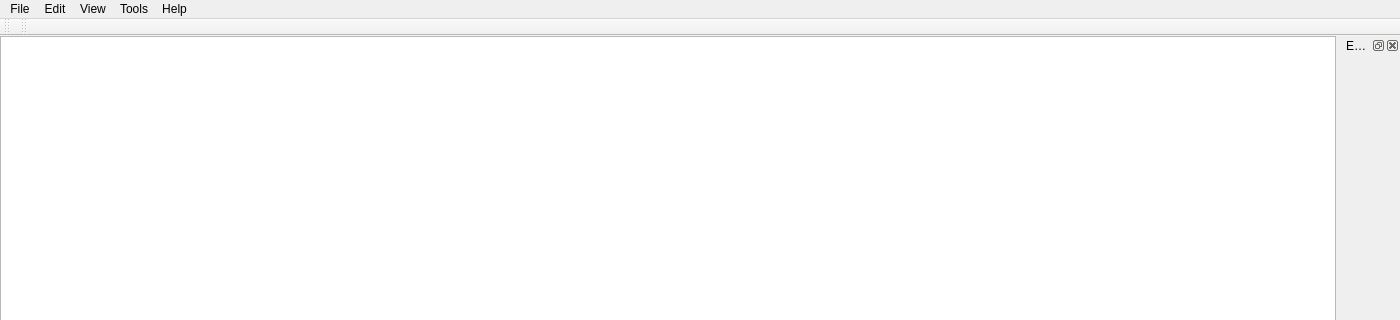
christophe-calmejane/Hive, file src/mainWindow.ui: the form before one commit; both pictures show x 0 to 1400 and y 0 to 320 of the 1400 by 800 pixel window.
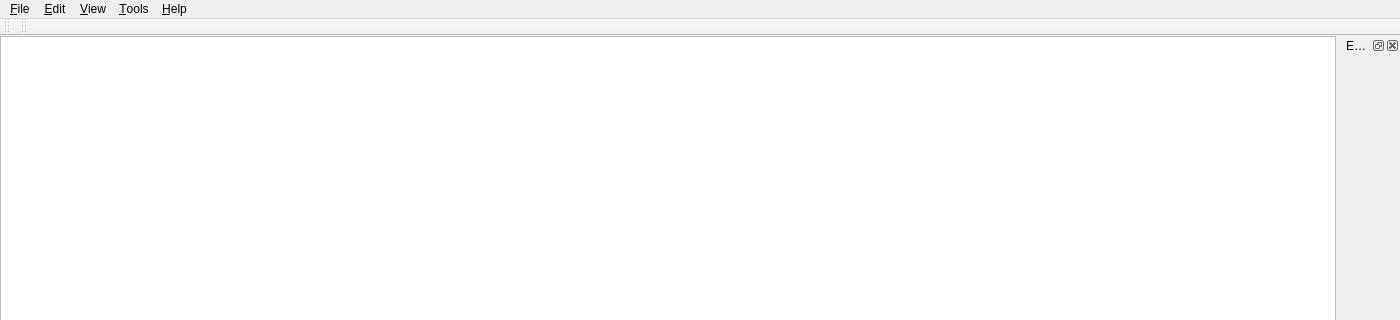
The form after the commit. Custom widgets are drawn as their Qt base class.

The edit to the form file:
```diff
--- a/src/mainWindow.ui
+++ b/src/mainWindow.ui
@@ -50,12 +50,12 @@
      <x>0</x>
      <y>0</y>
      <width>1400</width>
-     <height>26</height>
+     <height>21</height>
     </rect>
    </property>
    <widget class="QMenu" name="menuFile">
     <property name="title">
-     <string>File</string>
+     <string>&amp;File</string>
     </property>
     <widget class="QMenu" name="menuExport">
      <property name="title">
@@ -69,14 +69,14 @@
    </widget>
    <widget class="QMenu" name="menuView">
     <property name="title">
-     <string>View</string>
+     <string>&amp;View</string>
     </property>
     <addaction name="actionStreamModeRouting"/>
     <addaction name="actionChannelModeRouting"/>
    </widget>
    <widget class="QMenu" name="menuHelp">
     <property name="title">
-     <string>Help</string>
+     <string>&amp;Help</string>
     </property>
     <addaction name="actionAbout"/>
     <addaction name="actionChangeLog"/>
@@ -85,14 +85,14 @@
    </widget>
    <widget class="QMenu" name="menuTools">
     <property name="title">
-     <string>Tools</string>
+     <string>&amp;Tools</string>
     </property>
     <addaction name="actionMediaClockManagement"/>
     <addaction name="actionDeviceFirmwareUpdate"/>
    </widget>
    <widget class="QMenu" name="menuEdit">
     <property name="title">
-     <string>Edit</string>
+     <string>&amp;Edit</string>
     </property>
     <addaction name="actionSettings"/>
    </widget>
```
Left out of the diff: 14 changed lines with no effect on the pictures.
